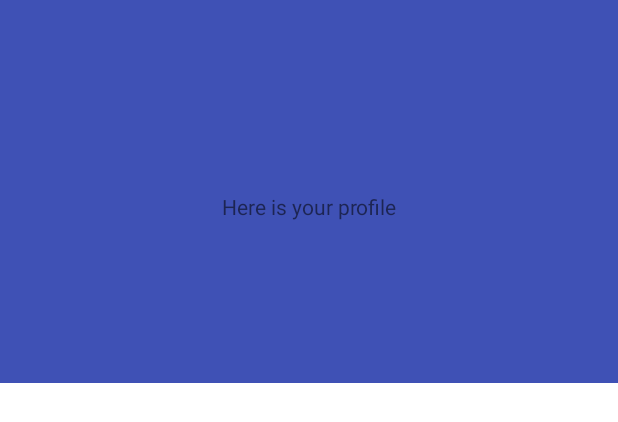
After one commit to XinyueZ/mvvm-template, an Android app: the layout layout_drawer_header.xml on its own in the app's theme, with its tools: preview values and no code run, on a phone screen of 412 x 824 dp. The commit adds this screen. Shown: the top 422 px of the screen. Run offline under Robolectric (Android 15) with nearby library versions, the phone set to English and light mode, and no system bars.

Commit message:
Temp fixed height of drawer, added header to drawer-layout

```diff
--- a/app/src/main/res/layout/activity_home.xml
+++ b/app/src/main/res/layout/activity_home.xml
@@ -24,9 +24,10 @@
         <android.support.design.widget.NavigationView
             android:id="@+id/nav_view"
             android:layout_width="wrap_content"
-            android:layout_height="match_parent"
+            android:layout_height="91111dp"
             android:layout_gravity="start"
             android:theme="@style/NavigationViewTheme"
+            app:headerLayout="@layout/layout_drawer_header"
             app:menu="@menu/menu_navi"/>
     </android.support.v4.widget.DrawerLayout>
 </layout>
--- /dev/null
+++ b/app/src/main/res/layout/layout_drawer_header.xml
@@ -0,0 +1,28 @@
+<?xml version="1.0" encoding="utf-8"?>
+<layout xmlns:android="http://schemas.android.com/apk/res/android"
+        xmlns:app="http://schemas.android.com/apk/res-auto">
+
+    <android.support.constraint.ConstraintLayout
+        android:layout_width="match_parent"
+        android:layout_height="255dp"
+        android:background="@color/naviHeaderBackground">
+
+        <TextView
+            android:layout_width="wrap_content"
+            android:layout_height="wrap_content"
+            android:layout_marginEnd="8dp"
+            android:layout_marginStart="8dp"
+            android:text="Here is your profile"
+            app:layout_constraintLeft_toLeftOf="parent"
+            app:layout_constraintRight_toRightOf="parent"
+            app:layout_constraintTop_toTopOf="@+id/guidelineCenterVertical"/>
+
+
+        <android.support.constraint.Guideline
+            android:id="@+id/guidelineCenterVertical"
+            android:layout_width="wrap_content"
+            android:layout_height="wrap_content"
+            android:orientation="horizontal"
+            app:layout_constraintGuide_percent="0.5"/>
+    </android.support.constraint.ConstraintLayout>
+</layout>
--- a/app/src/main/res/values/colors.xml
+++ b/app/src/main/res/values/colors.xml
@@ -20,4 +20,5 @@
     <color name="naviItemTextColor">@color/material_grey600</color>
     <color name="naviMenuItemIconTint">@color/material_grey800</color>
     <color name="naviMenuBurg">@color/colorWhite</color>
+    <color name="naviHeaderBackground">@color/colorPrimary</color>
 </resources>
```
